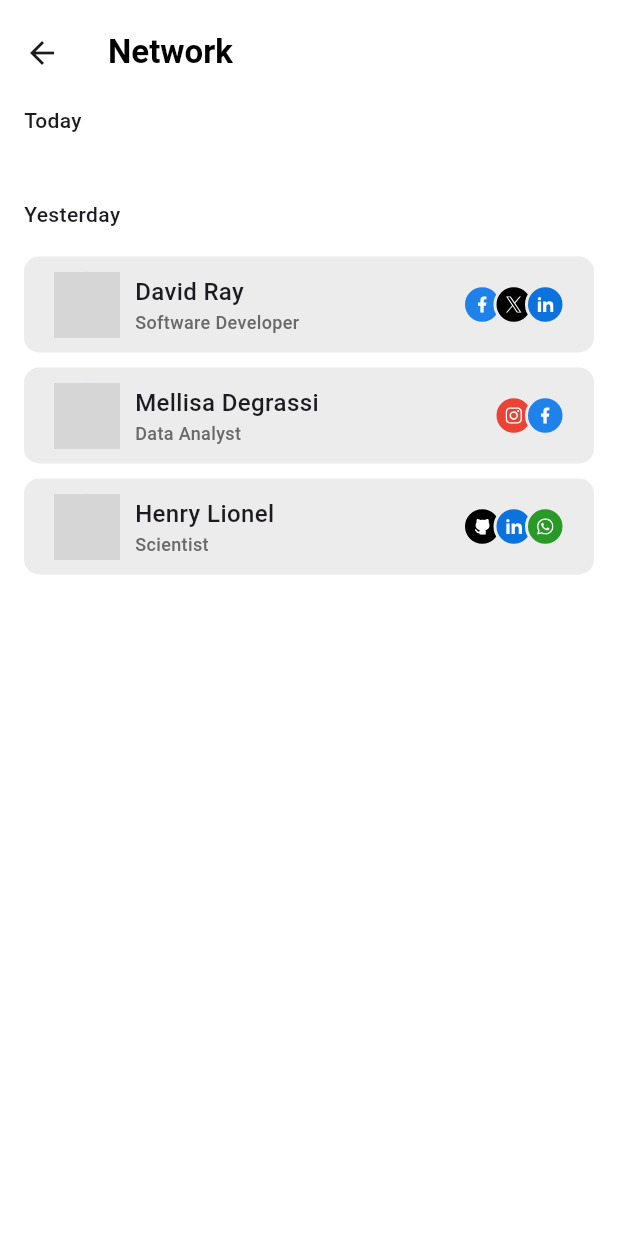
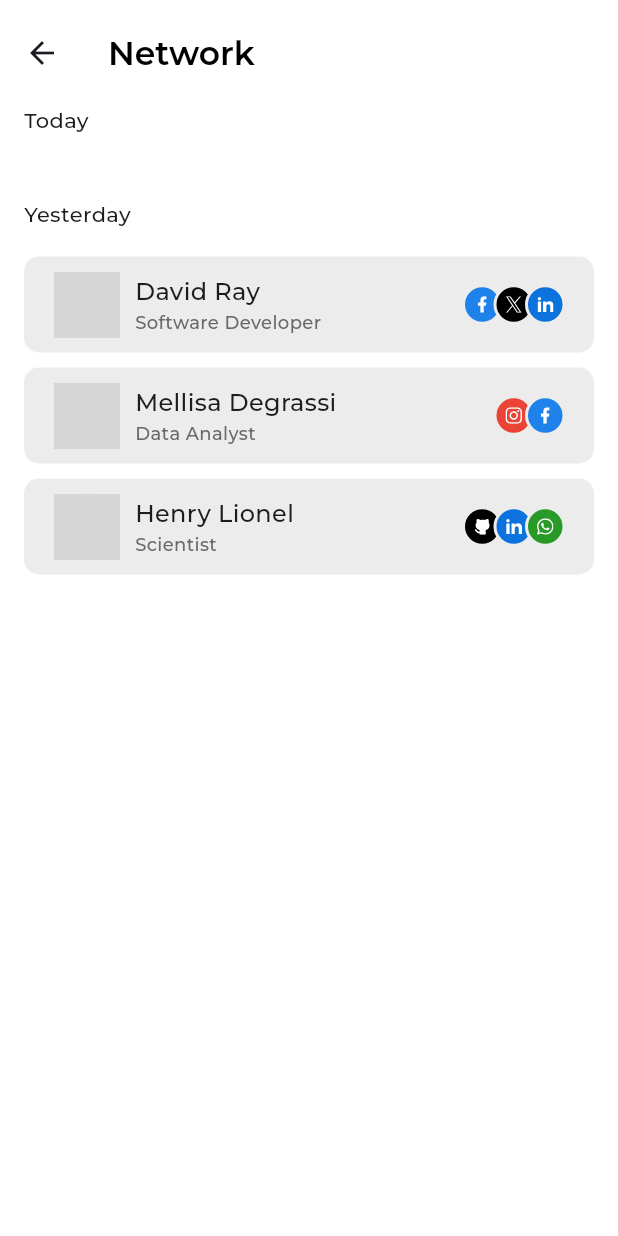
Before and after one commit to Maxzeno/socialscan, a Flutter app: the NetworkPage screen opened directly, on a phone screen of 412 x 824 dp. Run offline on Flutter 3.47's test engine with Material 3 defaults, Android fonts, the phone set to English and light mode, and no system bars; our stand-ins replace cloud_firestore, dotted_border, firebase_auth, firebase_core, firebase_storage, flutter_image_compress and 7 more; missing offline and left inert: downloadsfolder, esys_flutter_share_plus, fl_country_code_picker, flutter_animator, mobile_scanner; accounts and stored records are empty; network calls fail; project files that could hold a hidden picture were left out; grey boxes are pictures that could not be loaded.

Commit message:
themes update

```diff
--- a/lib/utils/colors.dart
+++ b/lib/utils/colors.dart
@@ -16,4 +16,5 @@ class ProjectColors {
   static const Color errorColor = Colors.red;
   static const Color warningColor = Colors.yellow;
   static const Color fadeBlack = Colors.black54;
+  static const Color bgBlack = Color(0xFF1A1621);
 }
--- a/lib/view_model/theme_provider.dart
+++ b/lib/view_model/theme_provider.dart
@@ -1,4 +1,5 @@
 import 'package:flutter/material.dart';
+import 'package:socialscan/utils/colors.dart';
 
 enum Theme { dark, light }
 
@@ -18,14 +19,18 @@ class ThemeProvider extends ChangeNotifier {
 
   static final darkTheme = ThemeData(
     brightness: Brightness.dark,
-    scaffoldBackgroundColor: const Color(0xFF5b5d61),
+    scaffoldBackgroundColor: ProjectColors.bgBlack,
+    bottomNavigationBarTheme: const BottomNavigationBarThemeData(
+      backgroundColor: ProjectColors.midBlack,
+    ),
     // scaffoldBackgroundColor: const Color(0xff3450A1),
     appBarTheme: AppBarTheme(
-      backgroundColor: Color(0xFF5b5d61).withOpacity(0.2),
+      backgroundColor: const Color(0xFF5b5d61).withOpacity(0.2),
     ),
     // appBarTheme: const AppBarTheme(backgroundColor: Color(0xff3450A1)),
     primaryColor: Colors.white,
     // cardColor: const Color(0xff0A155A),
+    fontFamily: 'Montserrat',
     cardColor: const Color(0xFF3d3e40),
     floatingActionButtonTheme: const FloatingActionButtonThemeData(
       backgroundColor: Colors.white,
@@ -36,7 +41,11 @@ class ThemeProvider extends ChangeNotifier {
     brightness: Brightness.light,
     // scaffoldBackgroundColor: const Color(0xFF3d3e40),
     scaffoldBackgroundColor: Colors.white,
+    bottomNavigationBarTheme: const BottomNavigationBarThemeData(
+      backgroundColor: Colors.white,
+    ),
     primaryColor: Colors.black,
+    fontFamily: 'Montserrat',
     floatingActionButtonTheme:
         const FloatingActionButtonThemeData(backgroundColor: Color(0xFF002FFF)),
     // appBarTheme: const AppBarTheme(backgroundColor: Color(0xFF3d3e40)),
--- a/lib/views/home/screens/network_page.dart
+++ b/lib/views/home/screens/network_page.dart
@@ -1,5 +1,6 @@
 import 'package:flutter/material.dart';
 import 'package:flutter_svg/flutter_svg.dart';
+import 'package:provider/provider.dart';
 import 'package:socialscan/models/social_link_model.dart';
 import 'package:socialscan/models/user_model.dart';
 import 'package:socialscan/utils/colors.dart';
@@ -7,6 +8,7 @@ import 'package:socialscan/utils/images.dart';
 import 'package:socialscan/utils/lists/hex_color_list.dart';
 import 'package:socialscan/utils/services/firebase_services.dart';
 import 'package:socialscan/utils/strings.dart';
+import 'package:socialscan/view_model/theme_provider.dart';
 import 'package:socialscan/views/home/widgets/network_list_tile.dart';
 import 'package:socialscan/views/home/widgets/text_tile_widget.dart';
 
@@ -115,17 +117,18 @@ class NetworkPage extends StatelessWidget {
 
   @override
   Widget build(BuildContext context) {
+    return Consumer<ThemeProvider>(builder: (context, themeProvider, _){
       return Scaffold(
         appBar: AppBar(
           toolbarHeight: 70,
-        backgroundColor: Colors.white,
+          backgroundColor: themeProvider.themeMode == ThemeMode.light ? Colors.white : ProjectColors.midBlack,
           elevation: 0.0,
           title: Text(
             network,
-          style: const TextStyle(
+            style: TextStyle(
               fontSize: 22,
               fontWeight: FontWeight.w600,
-            color: ProjectColors.midBlack,
+              color: themeProvider.themeMode == ThemeMode.light ? ProjectColors.midBlack : Colors.white,
             ),
           ),
         ),
@@ -235,5 +238,6 @@ class NetworkPage extends StatelessWidget {
           ),
         ),
       );
+    });
   }
 }
--- a/lib/views/home/screens/socials_page.dart
+++ b/lib/views/home/screens/socials_page.dart
@@ -1,7 +1,5 @@
 import 'package:flutter/material.dart';
-import 'package:provider/provider.dart';
 import 'package:socialscan/utils/strings.dart';
-import 'package:socialscan/view_model/user_provider.dart';
 import 'package:socialscan/views/home/widgets/social_lists_widget.dart';
 import 'package:socialscan/views/home/widgets/text_tile_widget.dart';
 
--- a/lib/views/home/widgets/network_list_tile.dart
+++ b/lib/views/home/widgets/network_list_tile.dart
@@ -1,8 +1,10 @@
 import 'package:flutter/material.dart';
 import 'package:flutter_svg/flutter_svg.dart';
+import 'package:provider/provider.dart';
 import 'package:socialscan/models/social_link_model.dart';
 import 'package:socialscan/models/user_model.dart';
 import 'package:socialscan/utils/colors.dart';
+import 'package:socialscan/view_model/theme_provider.dart';
 import 'package:socialscan/views/home/screens/view_network_screen.dart';
 
 class NetworkListTile extends StatelessWidget {
@@ -15,7 +17,7 @@ class NetworkListTile extends StatelessWidget {
   Widget build(BuildContext context) {
     // final screenHeight = MediaQuery.of(context).size.height;
     // final screenWidth = MediaQuery.of(context).size.width;
-
+    return Consumer<ThemeProvider>(builder: (context, themeProvider, _) {
       return GestureDetector(
         onTap: () {
           Navigator.push(context, MaterialPageRoute(builder: (context) {
@@ -34,7 +36,9 @@ class NetworkListTile extends StatelessWidget {
           ),
           decoration: BoxDecoration(
             borderRadius: BorderRadius.circular(10),
-          color: ProjectColors.mainGray,
+            color: themeProvider.themeMode == ThemeMode.light
+                ? ProjectColors.mainGray
+                : ProjectColors.midBlack,
           ),
           child: Row(
             mainAxisAlignment: MainAxisAlignment.spaceBetween,
@@ -80,10 +84,12 @@ class NetworkListTile extends StatelessWidget {
                         ),
                         Text(
                           user.profession!,
-                        style: const TextStyle(
+                          style: TextStyle(
                             fontSize: 12,
                             fontWeight: FontWeight.w500,
-                          color: Color(0xFF696969),
+                            color: themeProvider.themeMode == ThemeMode.light
+                                ? const Color(0xFF696969)
+                                : ProjectColors.mainGray.withOpacity(0.6),
                           ),
                         ),
                       ],
@@ -189,6 +195,7 @@ class NetworkListTile extends StatelessWidget {
                     return NetworkScreenSocialCircle(
                       bgColor: social.conColor!,
                       icon: social.imagePath!,
+                      theme: themeProvider.themeMode,
                     );
                   }).toList(),
                 ),
@@ -197,16 +204,19 @@ class NetworkListTile extends StatelessWidget {
           ),
         ),
       );
+    });
   }
 }
 
 class NetworkScreenSocialCircle extends StatelessWidget {
   final Color bgColor;
   final String icon;
+  final dynamic theme;
   const NetworkScreenSocialCircle({
     super.key,
     required this.bgColor,
     required this.icon,
+    required this.theme,
   });
 
   @override
@@ -219,7 +229,9 @@ class NetworkScreenSocialCircle extends StatelessWidget {
         color: bgColor,
         border: Border.all(
           width: 2.0,
-          color: ProjectColors.mainGray,
+          color: theme == ThemeMode.light
+              ? ProjectColors.mainGray
+              : ProjectColors.midBlack,
           strokeAlign: BorderSide.strokeAlignCenter,
         ),
         // borderRadius: BorderRadius.circular(50),
```
Also changed, not shown: lib/bottom_nav_screen.dart (+15 -3 lines), lib/views/home/screens/home_screen.dart (+5 -2 lines), lib/views/home/widgets/social_lists_widget.dart (+6 -6 lines), assets/images/socialscan_logo_png.png, 16 other files. Lines whose indentation alone changed are shown as unchanged.
